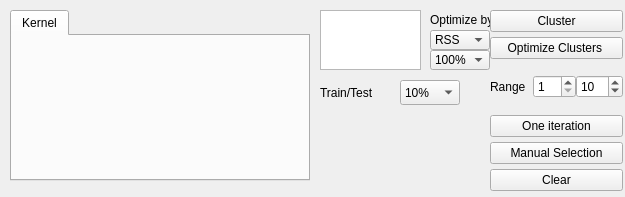
This is MLDemos/optsCluster.ui in b4silio/MLDemos as Qt 5 draws it before an edit. The edited form follows.
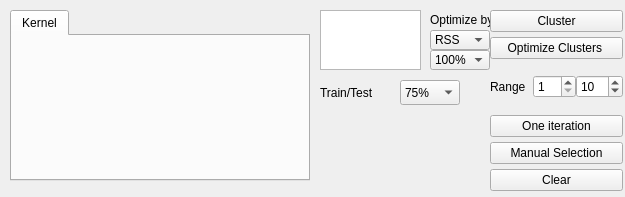
This is the edited form.

Patch:
```diff
--- a/MLDemos/optsCluster.ui
+++ b/MLDemos/optsCluster.ui
@@ -389,7 +389,7 @@
     <string>Percentage of labels that are provided to the system for computing clustering quality. The indicated percentage of labels is provided for each class (this ensures that a minimum amount of samples are provided when classes are very unbalanced)</string>
    </property>
    <property name="currentIndex">
-    <number>0</number>
+    <number>5</number>
    </property>
    <item>
     <property name="text">
```
Left out of the diff: 2 changed lines with no effect on the pictures.
